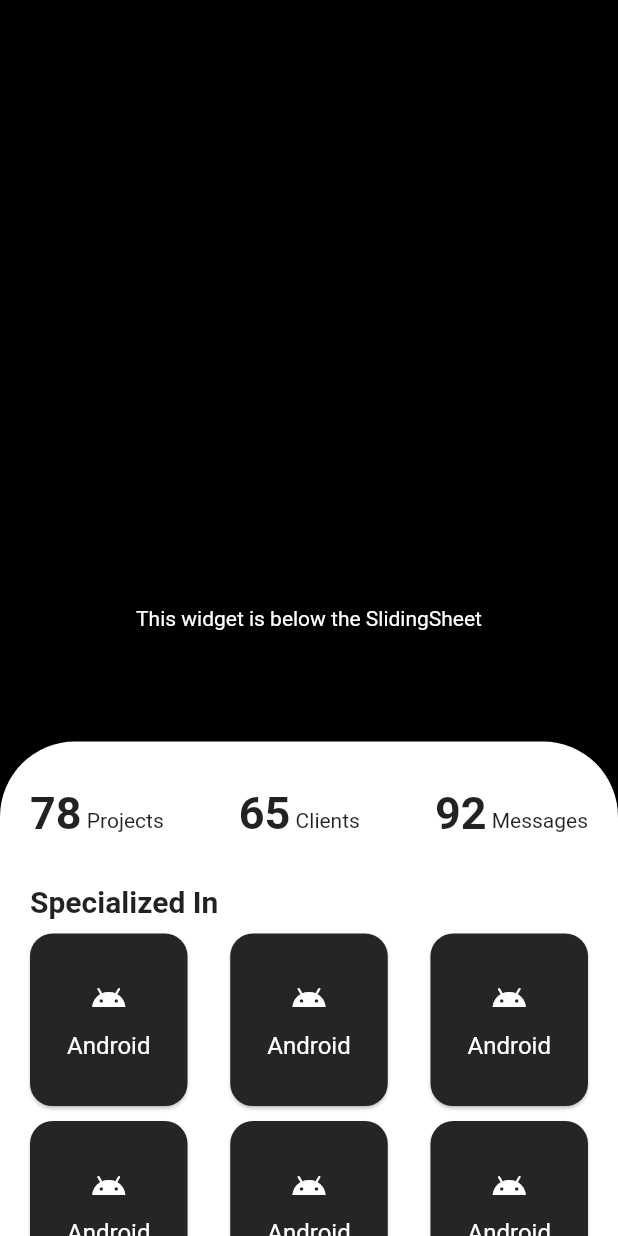
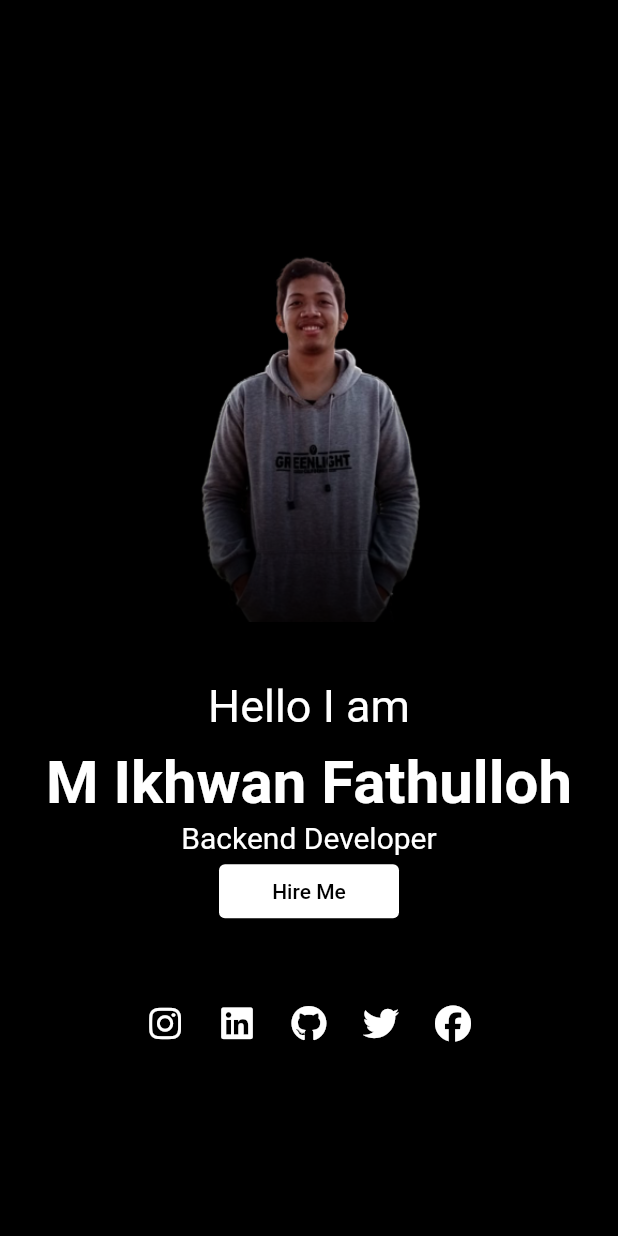
Before and after one commit to Muhammad-Ikhwan-Fathulloh/Aplikasi-Flutter-Pemula-Belajar, a Flutter app: the screen it shows after launch, on a phone screen of 412 x 824 dp. Run offline on Flutter 3.47's test engine with Material 2 defaults, Android fonts, the light colour scheme and no system bars; drawn by our look-alikes of sliding_sheet; our stand-ins replace font_awesome_flutter.

Commit message:
add widget about and projects

```diff
--- /dev/null
+++ b/lib/about.dart
@@ -0,0 +1,117 @@
+import 'package:flutter/material.dart';
+import 'package:font_awesome_flutter/font_awesome_flutter.dart';
+import 'package:sliding_sheet/sliding_sheet.dart';
+
+class MyAbout extends StatefulWidget {
+  const MyAbout({ Key? key }) : super(key: key);
+
+  @override
+  State<MyAbout> createState() => _MyAboutState();
+}
+
+class _MyAboutState extends State<MyAbout> {
+  myMedsos(icon){
+    return IconButton(
+                          onPressed: () {},
+                          icon: Icon(icon,
+                          color: Colors.white,
+                          )
+                        );
+  }
+  @override
+  Widget build(BuildContext context) {
+    return Scaffold(
+      backgroundColor: Colors.black,
+      extendBodyBehindAppBar: true,
+      appBar: AppBar(
+        elevation: 0,
+        backgroundColor: Colors.transparent,
+      ),
+      body: Container(
+          child: Stack(
+            children: [
+              Container(
+                margin: EdgeInsets.only(top: 60),
+                child: ShaderMask(
+                  shaderCallback: (rect) {
+                    return LinearGradient(
+                      begin: Alignment.center,
+                      end: Alignment.bottomCenter,
+                      colors: [Colors.black, Colors.transparent])
+                    .createShader(
+                      Rect.fromLTRB(0, 0, rect.width, rect.height)
+                    );
+                  },
+                  blendMode: BlendMode.dstIn,
+                  child: Image.asset(
+                    'assets/ikhwan.png',
+                    height: 400,
+                    fit: BoxFit.contain,
+                  ),
+                ),
+              ),
+              Container(
+                alignment: Alignment.center,
+                margin: EdgeInsets.only(
+                  top: MediaQuery.of(context).size.height * 0.55),
+                child: Column(
+                  children: [
+                    Text(
+                      'Hello I am',
+                      style: TextStyle(
+                        color: Colors.white,
+                        fontSize:  30,
+                    )),
+                    SizedBox(
+                      height: 10
+                    ),
+                    Text(
+                      'M Ikhwan Fathulloh',
+                      style: TextStyle(
+                        color: Colors.white,
+                        fontSize:  40,
+                        fontWeight: FontWeight.bold
+                    )),
+                    SizedBox(
+                      height: 2
+                    ),
+                    Text(
+                      'Backend Developer',
+                      style: TextStyle(
+                        color: Colors.white,
+                        fontSize:  20,
+                    )),
+                    SizedBox(
+                      width: 120,
+                      child: TextButton(
+                        onPressed: () {},
+                        child: Text('Hire Me'),
+                        style: TextButton.styleFrom(
+                          backgroundColor: Colors.white,
+                          primary: Colors.black
+                          ),
+                        ),
+                    ),
+                    SizedBox(
+                      height: 40,
+                    ),
+                    Row(
+                      mainAxisAlignment: MainAxisAlignment.center,
+                      children: [
+                        myMedsos(FontAwesomeIcons.instagram),
+                        myMedsos(FontAwesomeIcons.linkedin),
+                        myMedsos(FontAwesomeIcons.github),
+                        myMedsos(FontAwesomeIcons.twitter),
+                        myMedsos(FontAwesomeIcons.facebook),
+                      ],
+                    )
+
+                  ],
+                ),
+              ),
+            ],
+          ),
+        ),
+    );
+  }
+}
--- a/lib/main.dart
+++ b/lib/main.dart
@@ -1,12 +1,16 @@
 import 'package:flutter/material.dart';
 import 'package:aplikasi_flutter_pemula/home.dart';
+import 'package:aplikasi_flutter_pemula/about.dart';
+import 'package:aplikasi_flutter_pemula/projects.dart';
 
 void main() {
   runApp(MaterialApp(
-    initialRoute: 'home',
+    initialRoute: 'about',
     debugShowCheckedModeBanner: false,
     routes: {
       'home' : (context) => MyHome(),
+      'about' : (context) => MyAbout(),
+      'projects' : (context) => MyProjects()
     },
   ));
 }
--- a/pubspec.yaml
+++ b/pubspec.yaml
@@ -35,6 +35,7 @@
   # Use with the CupertinoIcons class for iOS style icons.
   cupertino_icons: ^1.0.2
   sliding_sheet: ^0.5.2
+  font_awesome_flutter: ^10.1.0
 
 dev_dependencies:
   flutter_test:
@@ -59,7 +60,8 @@
   uses-material-design: true
 
   # To add assets to your application, add an assets section, like this:
-  # assets:
+  assets:
+    - assets/
   #   - images/a_dot_burr.jpeg
   #   - images/a_dot_ham.jpeg
 
```
Also changed, not shown: lib/home.dart (+53 -4 lines), lib/projects.dart (added, +19 -0 lines), assets/ikhwan.png (added), pubspec.lock.
